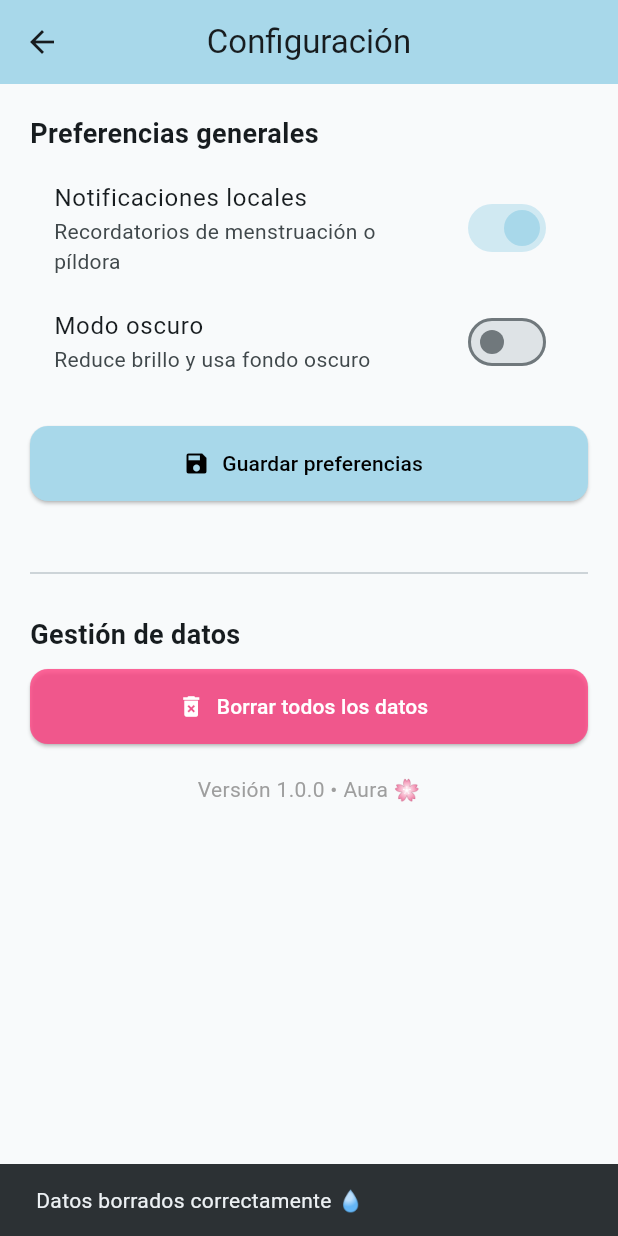
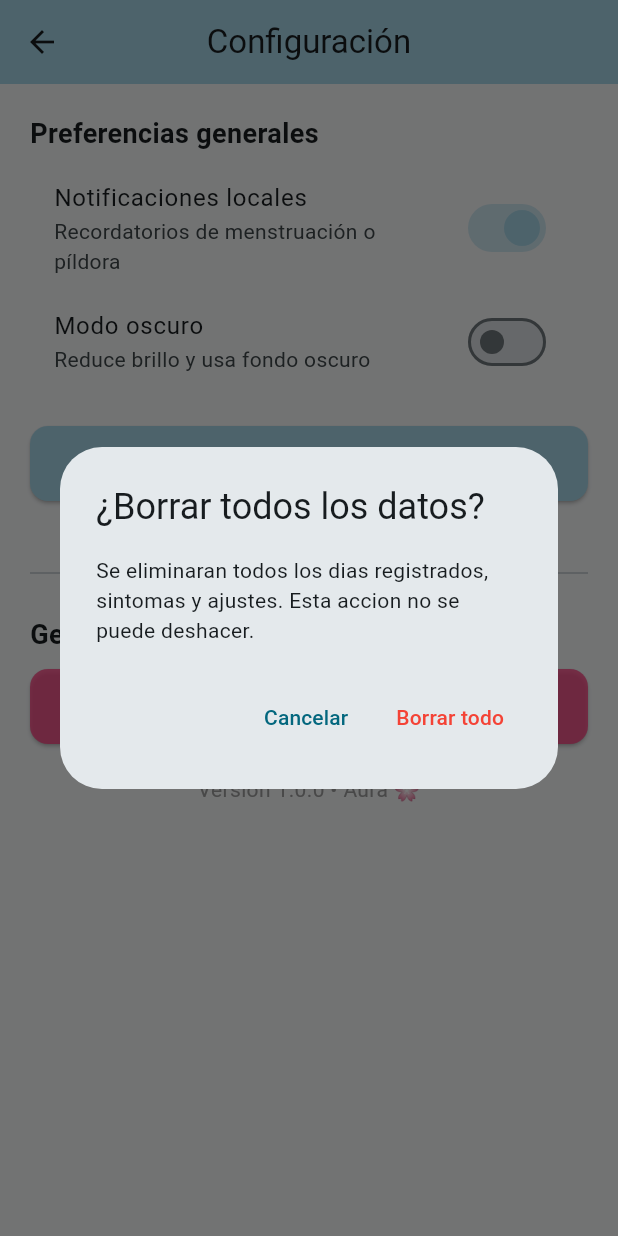
Before and after one commit to Soofiaa/Aura, a Flutter app: the SettingsScreen screen opened directly, after a tap on "Borrar todos los datos", on a phone screen of 412 x 824 dp. Run offline on Flutter 3.47's test engine with Material 3 defaults, Android fonts, the phone set to English and light mode, and no system bars; our stand-ins replace drift, fl_chart, flutter_local_notifications, hive_flutter, table_calendar, timezone; missing offline and left inert: sqlite3; accounts and stored records are empty; generated files the repository leaves out were written again.

Commit message:
feat: confirmacion antes de borrar datos + conectar settings a CycleRepository
_borrarDatos ahora pide confirmacion explicita (AlertDialog) antes de
borrar, y borra TODAS las tablas via CycleRepository.deleteAllData()
(antes solo vaciaba la caja diasMenstruacion de Hive, dejando ciclos
intacto). notificaciones se guarda en app_settings. dark_mode queda
como estado local no persistido (sin columna en el esquema todavia).

Co-Authored-By: Claude Sonnet 5 <noreply@anthropic.com>
Claude-Session: https://claude.ai/code/session_014GPjkshvaEF6ZazNkX3Pce

```diff
--- a/lib/screens/settings_screen.dart
+++ b/lib/screens/settings_screen.dart
@@ -1,6 +1,5 @@
 import 'package:flutter/material.dart';
-import 'package:hive_flutter/hive_flutter.dart';
-import '../data/database/hive_boxes.dart';
+import '../data/repositories/cycle_repository.dart';
 
 class SettingsScreen extends StatefulWidget {
   const SettingsScreen({super.key});
@@ -11,29 +10,64 @@ class SettingsScreen extends StatefulWidget {
 
 class _SettingsScreenState extends State<SettingsScreen> {
   bool _notificaciones = true;
+
+  // dark_mode todavia no tiene columna en app_settings (fase 2, punto 4):
+  // queda como estado local de la pantalla, no persistido, igual que
+  // antes no afectaba el tema de la app.
   bool _modoOscuro = false;
 
   @override
   void initState() {
     super.initState();
-    final box = HiveBoxes.getDiasBox();
-    _notificaciones = box.get('notificaciones', defaultValue: true);
-    _modoOscuro = box.get('modoOscuro', defaultValue: false);
+    _cargarPreferencias();
   }
 
-  void _guardarPreferencias() {
-    final box = HiveBoxes.getDiasBox();
-    box.put('notificaciones', _notificaciones);
-    box.put('modoOscuro', _modoOscuro);
+  Future<void> _cargarPreferencias() async {
+    final notificaciones = await cycleRepository.getNotificationsEnabled();
+    if (!mounted) return;
+    setState(() => _notificaciones = notificaciones);
+  }
 
+  Future<void> _guardarPreferencias() async {
+    await cycleRepository.setNotificationsEnabled(_notificaciones);
+
+    if (!mounted) return;
     ScaffoldMessenger.of(context).showSnackBar(
       const SnackBar(content: Text("Preferencias guardadas 🩵")),
     );
   }
 
-  void _borrarDatos() async {
-    final box = HiveBoxes.getDiasBox();
-    await box.clear();
+  Future<void> _confirmarYBorrarDatos() async {
+    final confirmado = await showDialog<bool>(
+      context: context,
+      builder: (context) => AlertDialog(
+        title: const Text("¿Borrar todos los datos?"),
+        content: const Text(
+          "Se eliminaran todos los dias registrados, sintomas y ajustes. "
+          "Esta accion no se puede deshacer.",
+        ),
+        actions: [
+          TextButton(
+            onPressed: () => Navigator.pop(context, false),
+            child: const Text("Cancelar"),
+          ),
+          TextButton(
+            onPressed: () => Navigator.pop(context, true),
+            child: const Text(
+              "Borrar todo",
+              style: TextStyle(color: Colors.red),
+            ),
+          ),
+        ],
+      ),
+    );
+
+    if (confirmado != true) return;
+
+    await cycleRepository.deleteAllData();
+
+    if (!mounted) return;
+    setState(() => _notificaciones = true);
     ScaffoldMessenger.of(context).showSnackBar(
       const SnackBar(content: Text("Datos borrados correctamente 💧")),
     );
@@ -102,11 +136,11 @@ class _SettingsScreenState extends State<SettingsScreen> {
           ),
           const SizedBox(height: 10),
           ElevatedButton.icon(
-            onPressed: _borrarDatos,
+            onPressed: _confirmarYBorrarDatos,
             icon: const Icon(Icons.delete_forever),
             label: const Text("Borrar todos los datos"),
             style: ElevatedButton.styleFrom(
-              backgroundColor: Colors.pinkAccent.withOpacity(0.8),
+              backgroundColor: Colors.pinkAccent.withValues(alpha: 0.8),
               foregroundColor: Colors.white,
               minimumSize: const Size(double.infinity, 50),
               shape: RoundedRectangleBorder(
```
